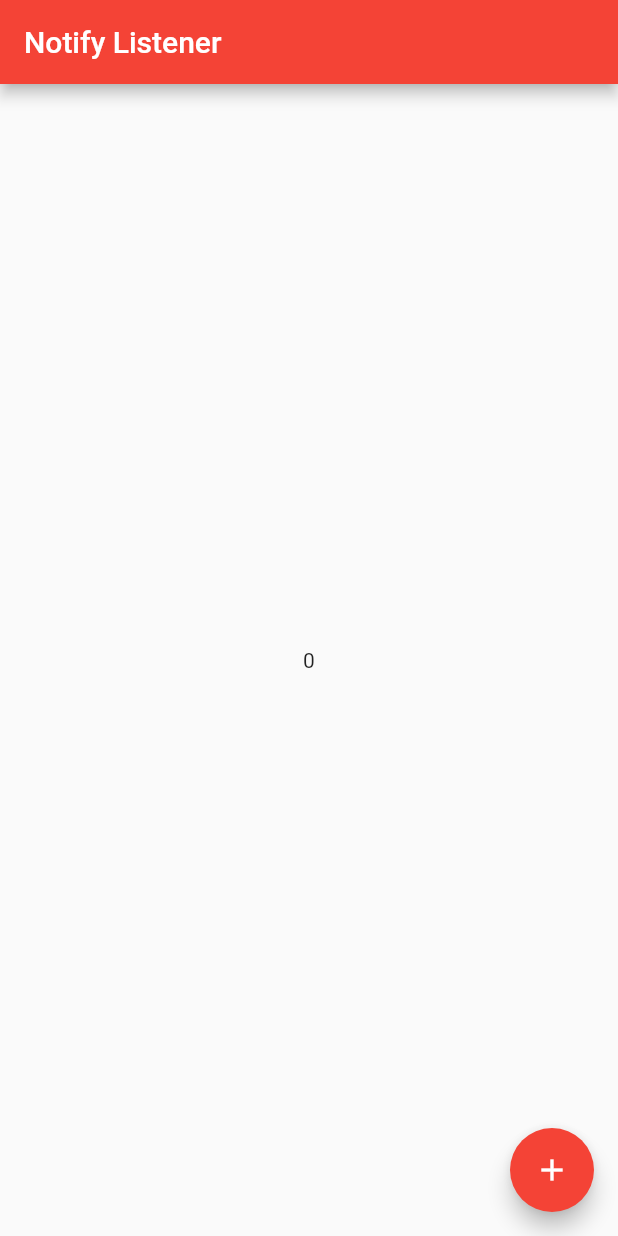
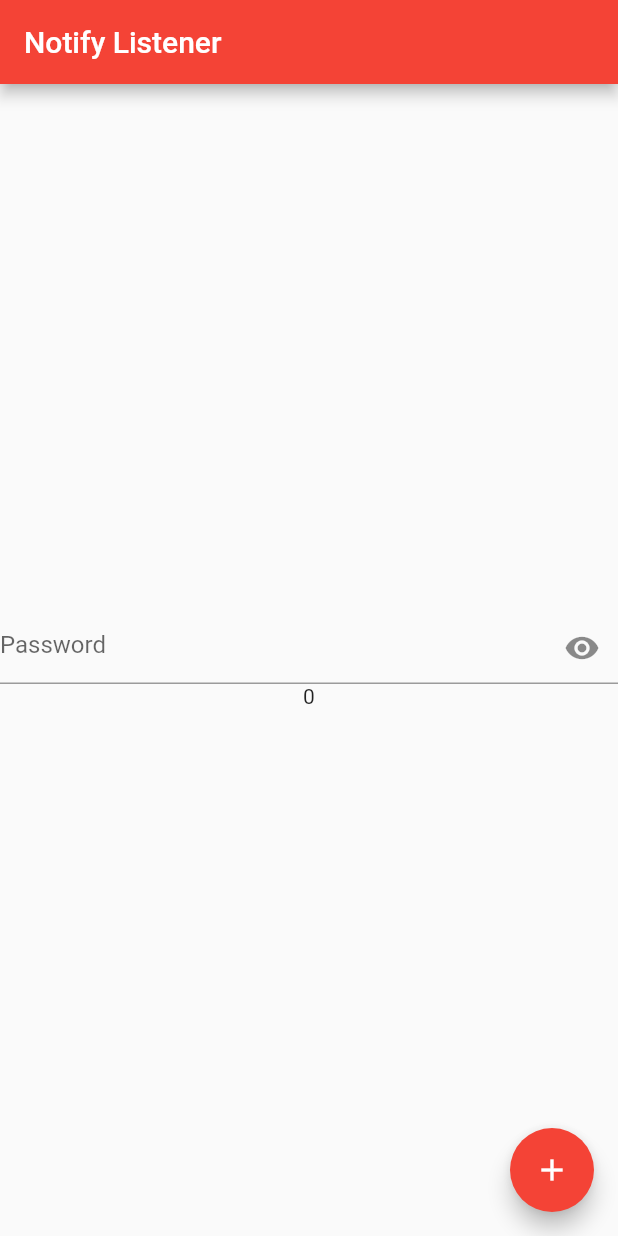
Before and after one commit to VivekJung/provider_statemanagement, a Flutter app: the screen it shows after launch, on a phone screen of 412 x 824 dp. Run offline on Flutter 3.47's test engine with Material 2 defaults, Android fonts, the phone set to English and light mode, and no system bars.

Commit message:
obsecure text with value notifier

```diff
--- a/lib/screens/value_notify_listener.dart
+++ b/lib/screens/value_notify_listener.dart
@@ -1,3 +1,4 @@
+import 'dart:async';
 import 'dart:developer';
 
 import 'package:flutter/material.dart';
@@ -7,9 +8,12 @@ class NotifyListenerScreen extends StatelessWidget {
 // making stateless widget as stateful widget with provider with ValueNotifier
 //ValueNotifier extends ChangeNotifier
   ValueNotifier<int> _counter = ValueNotifier<int>(0);
+  ValueNotifier<bool> toogle = ValueNotifier<bool>(true);
+
   @override
   Widget build(BuildContext context) {
     log('Build on with valuenotifier');
+
     return Scaffold(
       appBar: AppBar(
         title: const Text('Notify Listener'),
@@ -18,11 +22,39 @@ class NotifyListenerScreen extends StatelessWidget {
         onPressed: () {
           // this value is provided by getter stated in ValueNotifier
           // all of this works like a normal provider system i.e. backend code is already done .
+          //the value is '0'. this is provided above.
           _counter.value++;
         },
         child: const Icon(Icons.add),
       ),
-      body: Center(
+      body: Column(
+        mainAxisAlignment: MainAxisAlignment.center,
+        crossAxisAlignment: CrossAxisAlignment.center,
+        children: [
+          ValueListenableBuilder(
+              valueListenable: toogle,
+              builder: (context, value, child) {
+                return TextFormField(
+                  obscureText: toogle.value,
+                  decoration: InputDecoration(
+                    hintText: 'Password',
+                    suffixIcon: InkWell(
+                      onTap: () async {
+                        toogle.value = !toogle.value;
+                        log('toggle value: ${toogle.value}');
+
+                        log('toggle value: ${toogle.value}');
+                      },
+                      child: Icon(
+                        toogle.value
+                            ? Icons.visibility
+                            : Icons.visibility_off_outlined,
+                      ),
+                    ),
+                  ),
+                );
+              }),
+          Center(
               //instead of consumer, we use ValueListenableBuilder to call the functions.
               child: ValueListenableBuilder(
             valueListenable: _counter,
@@ -30,6 +62,8 @@ class NotifyListenerScreen extends StatelessWidget {
               return Text(_counter.value.toString());
             },
           )),
+        ],
+      ),
     );
   }
 }
```
Lines whose indentation alone changed are shown as unchanged.
